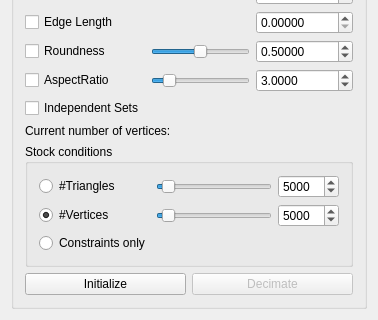
First picture: the form in Plugin-Decimater/decimaterToolbar.ui, repository ShenRen/OpenFlipper, before the edit; both pictures show x 0 to 378 and y 458 to 778 of the 378 by 778 pixel window.
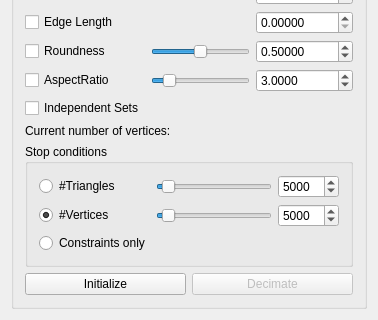
Second picture: the form after the edit.

Commit message: Button name repaired

```diff
--- a/Plugin-Decimater/decimaterToolbar.ui
+++ b/Plugin-Decimater/decimaterToolbar.ui
@@ -491,7 +491,7 @@
       <item>
        <widget class="QGroupBox" name="groupBox_3">
         <property name="title">
-         <string>Stock conditions</string>
+         <string>Stop conditions</string>
         </property>
         <layout class="QGridLayout" name="gridLayout_2">
          <item row="0" column="0">
```
